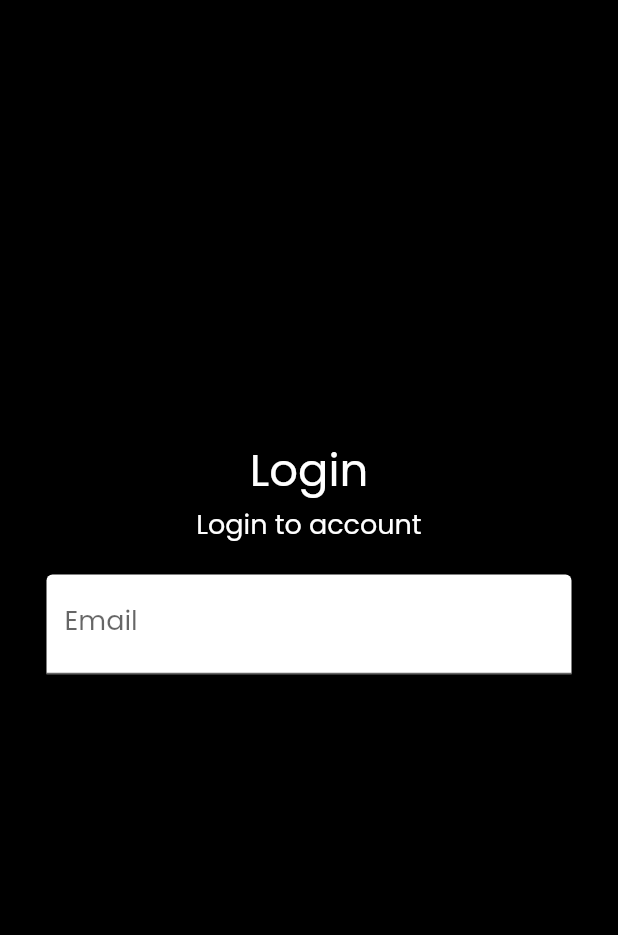
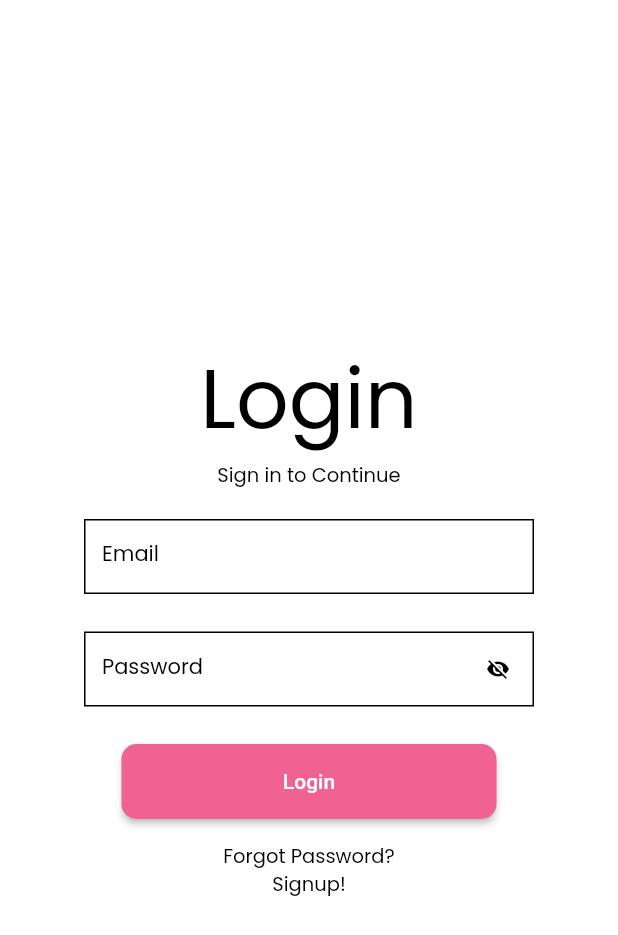
Before and after one commit to Skyyledc/GroceryApp_KoreanGrocery, a Flutter app: the screen it shows after launch, on a phone screen of 412 x 824 dp. Shown: the top 935 px of the screen. Run offline on Flutter 3.47's test engine with Material 2 defaults, Android fonts, the phone set to English and light mode, and no system bars; our stand-ins replace animated_text_kit, carousel_slider, google_fonts, lottie.

Commit message:
Update login_page.dart

```diff
--- a/lib/Pages/login_page.dart
+++ b/lib/Pages/login_page.dart
@@ -9,11 +9,13 @@ class LoginScreen extends StatefulWidget {
 }
 
 class _LoginScreenState extends State<LoginScreen> {
+  bool _passwordVisible = false;
+
   @override
   Widget build(BuildContext context) {
     return Scaffold(
       body: Container(
-        color: Colors.black,
+        color: Colors.white,
         child: Center(
           child: Column(
             mainAxisAlignment: MainAxisAlignment.center,
@@ -21,41 +23,153 @@ class _LoginScreenState extends State<LoginScreen> {
               Text(
                 'Login',
                 style: GoogleFonts.poppins(
-                  color: Colors.white,
-                  fontSize: 30,
+                  color: Colors.black,
+                  fontSize: 55,
                 ),
               ),
               Text(
-                'Login to account',
+                'Sign in to Continue',
                 style: GoogleFonts.poppins(
-                  color: Colors.white,
-                  fontSize: 18,
+                  color: Colors.black,
+                  fontSize: 13,
                 ),
               ),
               const SizedBox(
                 height: 20,
               ),
-              // ignore: sized_box_for_whitespace
-              Container(
-                width: 350,
-                height: 150,
-                child: TextField(
+
+              //Email Text Field
+
+              SizedBox(
+                width: 300,
+                height: 50,
+                child: TextFormField(
                   cursorColor: Colors.black,
                   style: GoogleFonts.poppins(
                     color: Colors.black,
-                    fontSize: 18,
+                    fontSize: 14,
                   ),
                   decoration: InputDecoration(
                     filled: true,
-                    fillColor: Colors.white,
+                    fillColor: Colors.white12,
                     focusedBorder: OutlineInputBorder(
                       borderRadius: BorderRadius.circular(10),
                       borderSide: const BorderSide(
-                        color: Colors.white,
+                        color: Colors.black,
+                      ),
+                    ),
+                    enabledBorder: OutlineInputBorder(
+                      borderRadius: BorderRadius.circular(0),
+                      borderSide: const BorderSide(
+                        color: Colors.black,
                       ),
                     ),
                     labelText: 'Email',
+                    labelStyle: GoogleFonts.poppins(
+                      fontSize: 14,
+                      color: Colors.black,
+                    ),
                   ),
+                ),
+              ),
+
+              const SizedBox(
+                height: 25,
+              ),
+
+              //Password Text Field
+              SizedBox(
+                width: 300,
+                height: 50,
+                child: TextFormField(
+                  cursorColor: Colors.grey[100],
+                  style: GoogleFonts.poppins(
+                    color: Colors.black,
+                    fontSize: 14,
+                  ),
+                  obscureText: !_passwordVisible, // Password visibility toggle
+                  decoration: InputDecoration(
+                    filled: true,
+                    fillColor: Colors.white12,
+                    focusedBorder: OutlineInputBorder(
+                      borderRadius: BorderRadius.circular(10),
+                      borderSide: const BorderSide(
+                        color: Colors.black,
+                      ),
+                    ),
+                    enabledBorder: OutlineInputBorder(
+                      borderRadius: BorderRadius.circular(0),
+                      borderSide: const BorderSide(
+                        color: Colors.black,
+                      ),
+                    ),
+                    labelText: 'Password',
+                    labelStyle: GoogleFonts.poppins(
+                      fontSize: 14,
+                      color:
+                          Colors.black, // Change label text color when focused
+                    ),
+                    suffixIcon: GestureDetector(
+                      onTap: () {
+                        setState(() {
+                          _passwordVisible = !_passwordVisible;
+                        });
+                      },
+                      child: Icon(
+                        _passwordVisible
+                            ? Icons.visibility
+                            : Icons.visibility_off,
+                        color: Colors.black,
+                        size: 16,
+                      ),
+                    ),
+                  ),
+                ),
+              ),
+
+              const SizedBox(
+                height: 25,
+              ),
+
+              //Login Button
+              SizedBox(
+                width: 250,
+                height: 50,
+                child: ElevatedButton(
+                  onPressed: () {},
+                  style: ElevatedButton.styleFrom(
+                    backgroundColor: Colors.pink[300],
+                    shape: RoundedRectangleBorder(
+                      borderRadius: BorderRadius.circular(10),
+                    ),
+                  ),
+                  child: const Text(
+                    'Login',
+                    style: TextStyle(
+                      color: Colors.white,
+                      fontSize: 14,
+                    ),
+                  ),
+                ),
+              ),
+
+              const SizedBox(
+                height: 15,
+              ),
+
+              Text(
+                'Forgot Password?',
+                style: GoogleFonts.poppins(
+                  color: Colors.black,
+                  fontSize: 13,
+                ),
+              ),
+
+              Text(
+                'Signup!',
+                style: GoogleFonts.poppins(
+                  color: Colors.black,
+                  fontSize: 13,
                 ),
               ),
             ],
```
